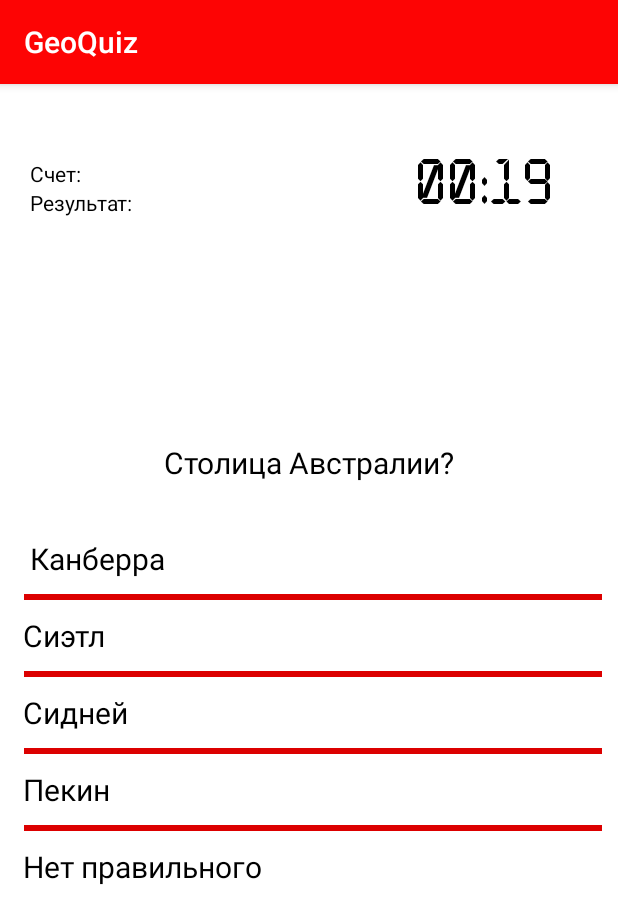
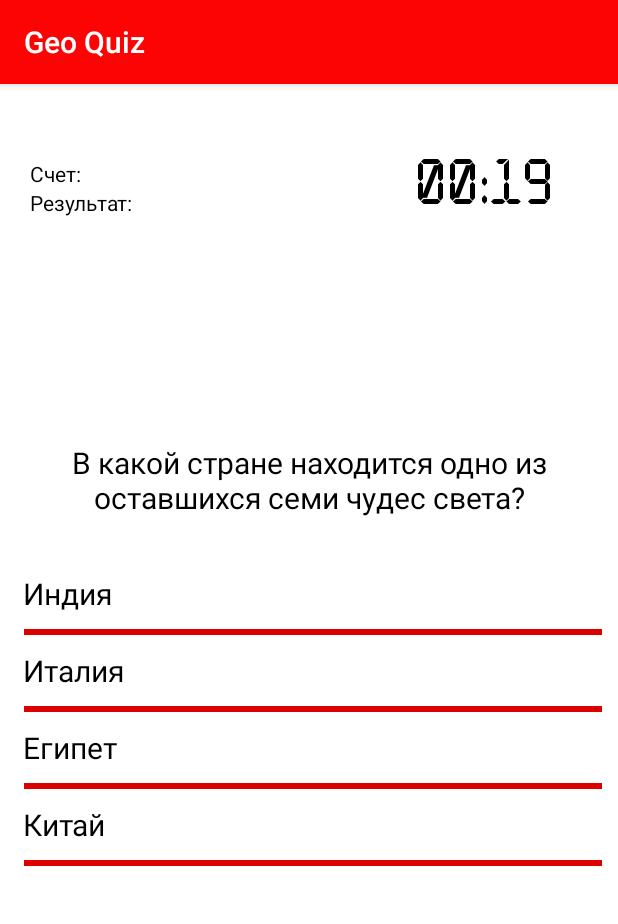
Before and after one commit to zxspetrum/GeoQuiz, an Android app: the TestActivity screen opened directly, with no data from a screen before it, on a phone screen of 412 x 824 dp. Shown: the top 924 px of the screen. Run offline under Robolectric (Android 15) with nearby library versions, the phone set to English and light mode, and no system bars; Roboto replaces fonts that are not available here.

Commit message:
“10.11.20”

```diff
--- a/app/src/main/java/ru/gloomy/geoquiz/AdapterRecyclerView.java
+++ b/app/src/main/java/ru/gloomy/geoquiz/AdapterRecyclerView.java
@@ -7,24 +7,25 @@ import android.view.View;
 import android.view.ViewGroup;
 import android.widget.TextView;
 
+import androidx.annotation.NonNull;
 import androidx.recyclerview.widget.RecyclerView;
 
 import java.util.List;
 
 public  class AdapterRecyclerView extends RecyclerView.Adapter <AdapterRecyclerView.ViewHolder> {
 
-    private List<String> mAnswers,mTrueAnswer;
-    private LayoutInflater mInflater;
+    private final List<String> mAnswers;
+    private final LayoutInflater mInflater;
     private ItemClickListener mClickListener;
 
     // передача данных в конструктор
     AdapterRecyclerView(Context context, List<String> data) {
         this.mInflater = LayoutInflater.from(context);
         this.mAnswers = data;
-        this.mTrueAnswer = data;
     }
 
     // данный код увеличивает контейнер RecyclerView в случае необходимости
+    @NonNull
     @Override
     public ViewHolder onCreateViewHolder(ViewGroup parent, int viewType) {
         View view = mInflater.inflate(R.layout.recyclerview_item, parent, false);
@@ -36,8 +37,7 @@ public  class AdapterRecyclerView extends RecyclerView.Adapter <AdapterRecyclerV
     public void onBindViewHolder(ViewHolder holder, int position) {
         String answers = mAnswers.get(position);
         holder.myTextView.setText(answers);
-        String trueAnswer = mTrueAnswer.get(position);
-        holder.myTextView.setText(trueAnswer);
+
     }
 
     // общее количество строк
@@ -60,7 +60,9 @@ public  class AdapterRecyclerView extends RecyclerView.Adapter <AdapterRecyclerV
 
         @Override
         public void onClick(View view) {
-            if (mClickListener != null) mClickListener.onItemClick(view, getAdapterPosition());
+            if (mClickListener != null) {
+                mClickListener.onItemClick(view, getAdapterPosition());
+            }
         }
     }
 
--- a/app/src/main/java/ru/gloomy/geoquiz/DividerItemDecoration.java
+++ b/app/src/main/java/ru/gloomy/geoquiz/DividerItemDecoration.java
@@ -11,7 +11,7 @@ import androidx.recyclerview.widget.RecyclerView;
 
 public class DividerItemDecoration extends RecyclerView.ItemDecoration {
 
-    private Drawable mDivider;
+    private final Drawable mDivider;
     private int mOrientation;
     public DividerItemDecoration(Drawable divider) {
         mDivider = divider;
@@ -45,7 +45,7 @@ public class DividerItemDecoration extends RecyclerView.ItemDecoration {
         int parentTop = parent.getPaddingTop();
         int parentBottom = parent.getHeight() - parent.getPaddingBottom();
         int childCount = parent.getChildCount();
-        for (int i = 0; i < childCount -1; i++) {
+        for (int i = 0; i < childCount ; i++) {
             View child = parent.getChildAt(i);
             RecyclerView.LayoutParams params = (RecyclerView.LayoutParams) child.getLayoutParams();
             int parentLeft = child.getRight() + params.rightMargin;
@@ -59,7 +59,7 @@ public class DividerItemDecoration extends RecyclerView.ItemDecoration {
         int parentLeft = parent.getPaddingTop() * 3;
         int parentRight = parent.getWidth() - parent.getPaddingRight();
         int childCount = parent.getChildCount();
-        for (int i = 0; i < childCount -1; i++) {
+        for (int i = 0; i < childCount ; i++) {
             View child = parent.getChildAt(i);
             RecyclerView.LayoutParams params = (RecyclerView.LayoutParams) child.getLayoutParams();
             int parentTop = child.getBottom() + params.bottomMargin;
--- a/app/src/main/java/ru/gloomy/geoquiz/QuizQuestion.java
+++ b/app/src/main/java/ru/gloomy/geoquiz/QuizQuestion.java
@@ -1,6 +1,6 @@
 package ru.gloomy.geoquiz;
 
-import android.widget.ArrayAdapter;
+
 
 import java.util.List;
 
--- a/app/src/main/java/ru/gloomy/geoquiz/ResultActivity.java
+++ b/app/src/main/java/ru/gloomy/geoquiz/ResultActivity.java
@@ -11,6 +11,7 @@ public class ResultActivity extends AppCompatActivity {
 
     @Override
     protected void onCreate(Bundle savedInstanceState) {
+        setTheme(R.style.AppTheme);
         super.onCreate(savedInstanceState);
         setContentView(R.layout.activity_result);
 
--- a/app/src/main/java/ru/gloomy/geoquiz/TestActivity.java
+++ b/app/src/main/java/ru/gloomy/geoquiz/TestActivity.java
@@ -23,23 +23,24 @@ import java.util.Locale;
 
 public class TestActivity extends AppCompatActivity implements AdapterRecyclerView.ItemClickListener {
 
-    private List<String> quizQuestions;
+    public List<String> quizQuestions;
     private AdapterRecyclerView adapter;
-    private int current = 0, correct = 0, wrong = 0,  seconds = 20;
+    private int current, correct, wrong,  seconds = 20;
     private boolean running = true;
+
 
 
     @Override
     protected void onCreate(Bundle savedInstanceState) {
+        setTheme(R.style.AppTheme);
         super.onCreate(savedInstanceState);
         setContentView(R.layout.activity_test);
 
-        int a = (int) ( Math.random() * 10 );
+        int a = (int) (Math.random() * 10);
         Toast toast = Toast.makeText(getApplicationContext(),
-                "Вариант №: "+a, Toast.LENGTH_SHORT);
+                "Вариант №: " + a, Toast.LENGTH_SHORT);
 
         toast.show();
-
 
 
         // создаем библиотеку
@@ -49,14 +50,16 @@ public class TestActivity extends AppCompatActivity implements AdapterRecyclerVi
         InputStream fileInputStream = getResources().openRawResource(R.raw.question_qeoquiz);
         String file = readTextFile(fileInputStream);
         QuestionList list = gson.fromJson(file, QuestionList.class);
-        Log.e("TAG", "onCreate: listQuestion " + list.getQuizQuestions().get(current).getQuestion());
-        Log.e("TAG", "onCreate: listAnswers" + list.getQuizQuestions().get(current).getAnswers());
-        Log.e("TAG", "onCreate: TrueAnswer" + list.getQuizQuestions().get(current).getTrueAnswer());
-        TextView score = findViewById(R.id.text_view_score);
-        TextView questionCount = findViewById(R.id.text_view_question_count);
+
+        Log.e("TAG", "onCreate: listQuestion: " + list.getQuizQuestions().get(current).getQuestion());
+        Log.e("TAG", "onCreate: listAnswers: " + list.getQuizQuestions().get(current).getAnswers());
+        Log.e("TAG", "onCreate: listTrueAnswer: "+ list.getQuizQuestions().get(0).getTrueAnswer());
+
+
+
         RecyclerView rvAnswers = findViewById(R.id.rvAnswers);
         TextView tvQuestion = findViewById(R.id.tvQuestion);
-        Collections.shuffle(quizQuestions);
+
         runTimer();
 
 
@@ -64,19 +67,23 @@ public class TestActivity extends AppCompatActivity implements AdapterRecyclerVi
         rvAnswers.setLayoutManager(new LinearLayoutManager(getApplicationContext()));
         rvAnswers.addItemDecoration(new DividerItemDecoration(ContextCompat.getDrawable(this, R.drawable.row_divider)));
 
-            //заполняем адаптер
+
+//        //заполняем адаптер
+
+        for (current=0;current<list.getQuizQuestions().size();current++){
             adapter = new AdapterRecyclerView(this, list.getQuizQuestions().get(current).getAnswers());
+            Collections.shuffle(quizQuestions);
             adapter.setClickListener(this);
             rvAnswers.setAdapter(adapter);
             tvQuestion.setText(list.getQuizQuestions().get(current).getQuestion());
+            adapter.notifyDataSetChanged();
 
         }
+    }
 
     public void onItemClick(View view, int position) {
 
-        Toast toast = Toast.makeText(getApplicationContext(),
-                "Ваш ответ: "+ getString(position), Toast.LENGTH_SHORT);
-        toast.show();
+        Toast.makeText(this, "Ваш ответ " + adapter.getItem(position) + " номер массива " + position, Toast.LENGTH_SHORT).show();
 
     }
 
--- a/app/src/main/res/drawable-v24/but_menu.xml
+++ b/app/src/main/res/drawable-v24/but_menu.xml
@@ -17,7 +17,7 @@
         android:height="45dp"
         />
     <stroke
-        android:width="2dp"
+        android:width="1.5dp"
         android:color="#FF0000"
         />
 
--- a/app/src/main/res/drawable-v24/but_press.xml
+++ b/app/src/main/res/drawable-v24/but_press.xml
@@ -1,10 +1,13 @@
 <?xml version="1.0" encoding="utf-8"?>
+<!--suppress AndroidUnknownAttribute -->
 <shape xmlns:android="http://schemas.android.com/apk/res/android">
     <corners
         android:radius="100dp"
         />
+
     <solid
         android:color="#FD1313"
+
         />
     <padding
         android:left="0dp"
@@ -21,6 +24,4 @@
         android:color="#040303"
         />
 
-
-
 </shape>
--- /dev/null
+++ b/app/src/main/res/drawable/launch_scr.xml
@@ -0,0 +1,16 @@
+<?xml version="1.0" encoding="utf-8"?>
+<layer-list xmlns:android="http://schemas.android.com/apk/res/android" android:opacity="opaque">
+
+    <!-- Цвет фона, предпочтительно как в главной теме -->
+    <item android:drawable="@android:color/white"/>
+
+    <!-- Лого приложения - 144dp версия иконки приложения -->
+    <item>
+
+        <bitmap
+            android:src="@drawable/scr_splash"
+            android:gravity="center"/>
+
+    </item>
+
+</layer-list>
--- a/app/src/main/res/raw/question_qeoquiz.json
+++ b/app/src/main/res/raw/question_qeoquiz.json
@@ -3,13 +3,13 @@
     {
       "question": "Столица Австралии?",
       "answers": [
-        " Канберра",
+
         "Сиэтл",
         "Сидней",
         "Пекин",
-        "Нет правильного"
+        "Канберра"
       ],
-      "true_answer": 0,
+      "true_answer": 3,
       "variant": "1"
     },
     {
--- a/app/src/main/res/values/strings.xml
+++ b/app/src/main/res/values/strings.xml
@@ -1,6 +1,6 @@
 <resources>
 
-    <string name="app_name">GeoQuiz</string>
+    <string name="app_name">Geo Quiz</string>
     <string name="description">Проверь свои знания !</string>
     <string name="image_icon">image_icon_menu</string>
     <string name="but_menu_test">Пройти тест</string>
--- a/app/src/main/res/values/styles.xml
+++ b/app/src/main/res/values/styles.xml
@@ -1,7 +1,10 @@
 <resources>
     <!-- Base application theme. -->
     <style name="AppTheme" parent="Theme.AppCompat.Light.DarkActionBar">
+
         <!-- Customize your theme here. -->
+
+        <item name="android:windowBackground">@drawable/launch_scr</item>
         <item name="colorPrimary">@color/colorPrimary</item>
         <item name="colorPrimaryDark">@color/colorPrimaryDark</item>
         <item name="colorAccent">@color/colorAccent</item>
```
Also changed, not shown: app/src/main/java/ru/gloomy/geoquiz/MainActivity.java (+6 -2 lines), app/src/main/java/ru/gloomy/geoquiz/NewAdapter.java (added, +66 -0 lines), app/src/main/res/anim/rotate_splash.xml (deleted, +0 -16 lines), app/src/main/res/anim/scale_butt.xml (added, +14 -0 lines), app/src/main/res/layout/activity_main.xml (+10 -9 lines), app/src/main/res/drawable/scr_splash.png (added).
